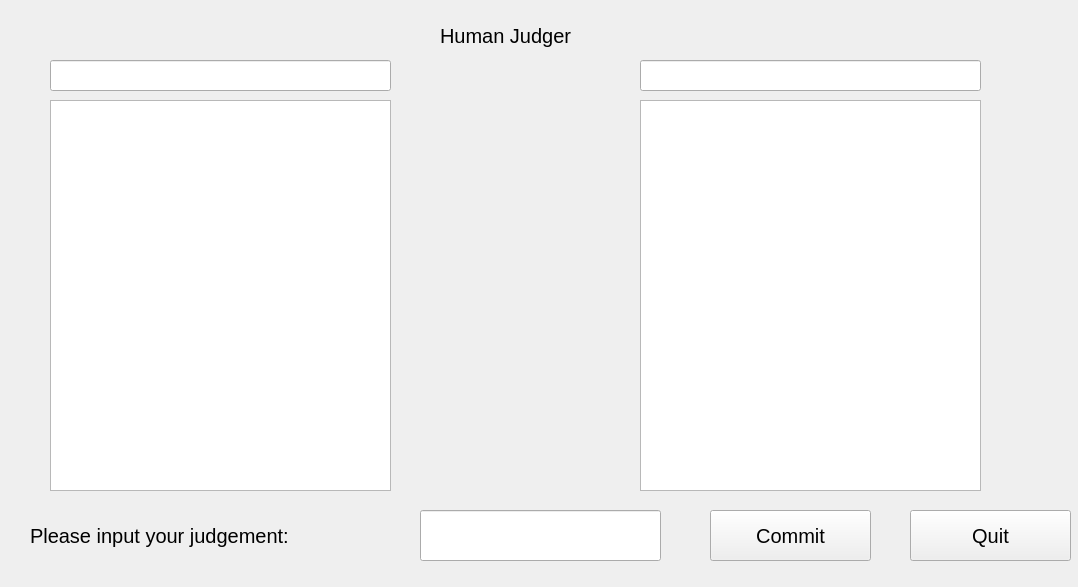
Above: judger.ui from NJU201220184/SE_Lab_5 before the change. Below: the same form after it.
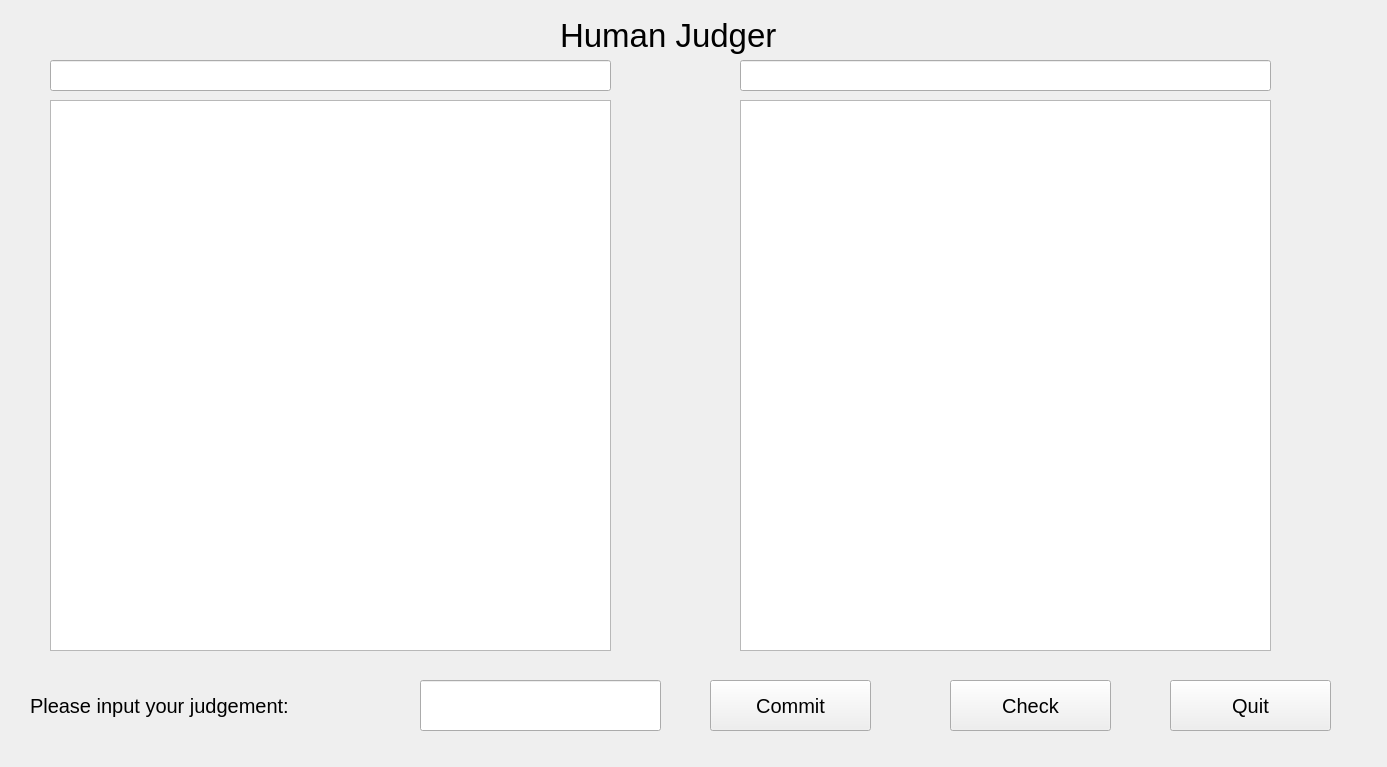
That is the form after the change.

What changed in the file:
```diff
--- a/judger.ui
+++ b/judger.ui
@@ -6,8 +6,8 @@
    <rect>
     <x>0</x>
     <y>0</y>
-    <width>1078</width>
-    <height>587</height>
+    <width>1387</width>
+    <height>767</height>
    </rect>
   </property>
   <property name="windowTitle">
@@ -16,15 +16,15 @@
   <widget class="QLabel" name="label">
    <property name="geometry">
     <rect>
-     <x>440</x>
+     <x>560</x>
      <y>0</y>
-     <width>161</width>
+     <width>261</width>
      <height>71</height>
     </rect>
    </property>
    <property name="font">
     <font>
-     <pointsize>15</pointsize>
+     <pointsize>25</pointsize>
     </font>
    </property>
    <property name="text">
@@ -35,7 +35,7 @@
    <property name="geometry">
     <rect>
      <x>710</x>
-     <y>510</y>
+     <y>680</y>
      <width>161</width>
      <height>51</height>
     </rect>
@@ -54,18 +54,18 @@
     <rect>
      <x>50</x>
      <y>100</y>
-     <width>341</width>
-     <height>391</height>
+     <width>561</width>
+     <height>551</height>
     </rect>
    </property>
   </widget>
   <widget class="QTextEdit" name="File_B_Code">
    <property name="geometry">
     <rect>
-     <x>640</x>
+     <x>740</x>
      <y>100</y>
-     <width>341</width>
-     <height>391</height>
+     <width>531</width>
+     <height>551</height>
     </rect>
    </property>
   </widget>
@@ -74,7 +74,7 @@
     <rect>
      <x>50</x>
      <y>60</y>
-     <width>341</width>
+     <width>561</width>
      <height>31</height>
     </rect>
    </property>
@@ -82,9 +82,9 @@
   <widget class="QLineEdit" name="File_B_Name">
    <property name="geometry">
     <rect>
-     <x>640</x>
+     <x>740</x>
      <y>60</y>
-     <width>341</width>
+     <width>531</width>
      <height>31</height>
     </rect>
    </property>
@@ -92,8 +92,8 @@
   <widget class="QPushButton" name="Quit">
    <property name="geometry">
     <rect>
-     <x>910</x>
-     <y>510</y>
+     <x>1170</x>
+     <y>680</y>
      <width>161</width>
      <height>51</height>
     </rect>
@@ -111,7 +111,7 @@
    <property name="geometry">
     <rect>
      <x>420</x>
-     <y>510</y>
+     <y>680</y>
      <width>241</width>
      <height>51</height>
     </rect>
@@ -121,7 +121,7 @@
    <property name="geometry">
     <rect>
      <x>30</x>
-     <y>510</y>
+     <y>680</y>
      <width>401</width>
      <height>51</height>
     </rect>
@@ -135,6 +135,24 @@
     <string>Please input your judgement:</string>
    </property>
   </widget>
+  <widget class="QPushButton" name="Check">
+   <property name="geometry">
+    <rect>
+     <x>950</x>
+     <y>680</y>
+     <width>161</width>
+     <height>51</height>
+    </rect>
+   </property>
+   <property name="font">
+    <font>
+     <pointsize>15</pointsize>
+    </font>
+   </property>
+   <property name="text">
+    <string>Check</string>
+   </property>
+  </widget>
  </widget>
  <resources/>
  <connections/>
```
